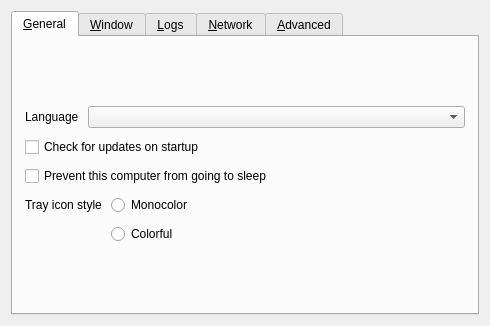
Above: src/lib/gui/dialogs/SettingsDialog.ui from deskflow/deskflow before the change. Below: the same form after it.
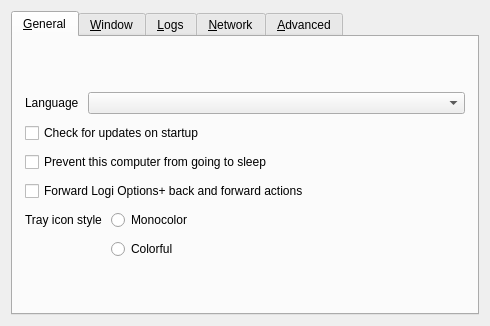
That is the form after the change. Icons and pictures are not drawn.

Commit message: feat(gui): show Logi Options+ navigation setting when installed

```diff
--- a/src/lib/gui/dialogs/SettingsDialog.ui
+++ b/src/lib/gui/dialogs/SettingsDialog.ui
@@ -92,6 +92,16 @@
          </property>
         </widget>
        </item>
+       <item>
+        <widget class="QCheckBox" name="cbMacNavigationGestures">
+         <property name="text">
+          <string>Forward Logi Options+ back and forward actions</string>
+         </property>
+         <property name="toolTip">
+          <string>Forwards back and forward actions generated by Logi Options+ as standard mouse buttons.</string>
+         </property>
+        </widget>
+       </item>
        <item>
         <layout class="QFormLayout" name="formLayout">
          <item row="1" column="1">
```
The commit also changes 9 other files.
